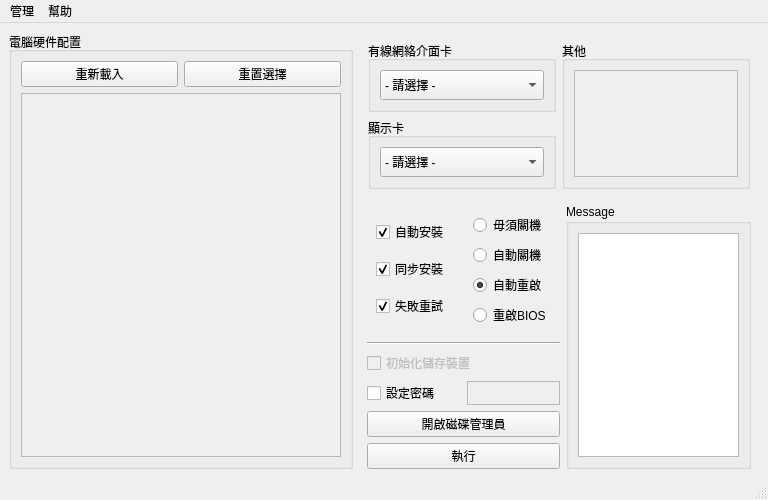
First picture: the form in src/ui/main.ui, repository SuperDumbTM/driver-box, before the edit.
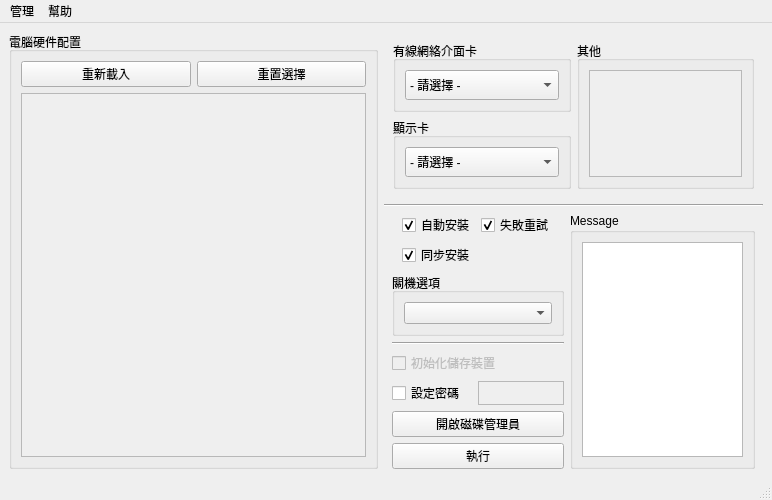
Second picture: the form after the edit.

Commit message: refactor: dropdown box to show halt options

The edit to the form file:
```diff
--- a/src/ui/main.ui
+++ b/src/ui/main.ui
@@ -9,8 +9,8 @@
    <rect>
     <x>0</x>
     <y>0</y>
-    <width>768</width>
-    <height>467</height>
+    <width>772</width>
+    <height>485</height>
    </rect>
   </property>
   <property name="sizePolicy">
@@ -119,8 +119,8 @@
                <rect>
                 <x>0</x>
                 <y>0</y>
-                <width>313</width>
-                <height>328</height>
+                <width>328</width>
+                <height>346</height>
                </rect>
               </property>
               <layout class="QVBoxLayout" name="verticalLayout_12">
@@ -319,7 +319,7 @@
                     <rect>
                      <x>0</x>
                      <y>0</y>
-                     <width>165</width>
+                     <width>160</width>
                      <height>101</height>
                     </rect>
                    </property>
@@ -343,6 +343,13 @@
           </layout>
          </widget>
         </item>
+        <item>
+         <widget class="Line" name="line_2">
+          <property name="orientation">
+           <enum>Qt::Horizontal</enum>
+          </property>
+         </widget>
+        </item>
         <item>
          <layout class="QHBoxLayout" name="lr_hbox" stretch="0,0">
           <property name="leftMargin">
@@ -354,23 +361,17 @@
           <item>
            <layout class="QVBoxLayout" name="install_option_vboc">
             <item>
-             <layout class="QGridLayout" name="exec_options_gridbox">
-              <property name="sizeConstraint">
-               <enum>QLayout::SetFixedSize</enum>
+             <layout class="QGridLayout" name="install_mode_options">
+              <property name="leftMargin">
+               <number>10</number>
+              </property>
+              <property name="rightMargin">
+               <number>10</number>
               </property>
               <property name="bottomMargin">
                <number>0</number>
               </property>
               <item row="0" column="0">
-               <widget class="QWidget" name="install_mode_options" native="true">
-                <property name="sizePolicy">
-                 <sizepolicy hsizetype="Preferred" vsizetype="Preferred">
-                  <horstretch>0</horstretch>
-                  <verstretch>0</verstretch>
-                 </sizepolicy>
-                </property>
-                <layout class="QVBoxLayout" name="verticalLayout_2">
-                 <item>
                   <widget class="QCheckBox" name="at_install_cb">
                    <property name="statusTip">
                     <string>自動安裝所有軀動。</string>
@@ -383,20 +384,7 @@
                    </property>
                   </widget>
                  </item>
-                 <item>
-                  <widget class="QCheckBox" name="async_install_cb">
-                   <property name="statusTip">
-                    <string>同時安裝所有軀動，有機會導致安裝失敗。</string>
-                   </property>
-                   <property name="text">
-                    <string>同步安裝</string>
-                   </property>
-                   <property name="checked">
-                    <bool>true</bool>
-                   </property>
-                  </widget>
-                 </item>
-                 <item>
+              <item row="0" column="1">
                   <widget class="QCheckBox" name="at_retry_cb">
                    <property name="statusTip">
                     <string>如有任何軀動程式以自動模式安裝失敗，將以手動模式重試。</string>
@@ -418,71 +406,32 @@
                    </property>
                   </widget>
                  </item>
-                </layout>
+              <item row="1" column="0">
+               <widget class="QCheckBox" name="async_install_cb">
+                <property name="statusTip">
+                 <string>同時安裝所有軀動，有機會導致安裝失敗。</string>
+                </property>
+                <property name="text">
+                 <string>同步安裝</string>
+                </property>
+                <property name="checked">
+                 <bool>true</bool>
+                </property>
                </widget>
               </item>
-              <item row="0" column="1">
-               <widget class="QWidget" name="halt_options" native="true">
+             </layout>
+            </item>
+            <item>
+             <widget class="QGroupBox" name="halt_option_group_box">
+              <property name="title">
+               <string>關機選項</string>
+              </property>
                 <layout class="QVBoxLayout" name="verticalLayout">
                  <item>
-                  <widget class="QRadioButton" name="at_nothing_rb">
-                   <property name="statusTip">
-                    <string>成功安裝所有軀動後不執行任何動作。</string>
-                   </property>
-                   <property name="whatsThis">
-                    <string/>
-                   </property>
-                   <property name="text">
-                    <string>毋須關機</string>
-                   </property>
-                  </widget>
-                 </item>
-                 <item>
-                  <widget class="QRadioButton" name="at_halt_rb">
-                   <property name="statusTip">
-                    <string>成功安裝所有軀動後自動關機。</string>
-                   </property>
-                   <property name="text">
-                    <string>自動關機</string>
-                   </property>
-                   <property name="checked">
-                    <bool>false</bool>
-                   </property>
-                   <property name="autoExclusive">
-                    <bool>true</bool>
-                   </property>
-                  </widget>
-                 </item>
-                 <item>
-                  <widget class="QRadioButton" name="at_reboot_rb">
-                   <property name="statusTip">
-                    <string>成功安裝所有軀動後自動重新開機。</string>
-                   </property>
-                   <property name="text">
-                    <string>自動重啟</string>
-                   </property>
-                   <property name="checked">
-                    <bool>true</bool>
-                   </property>
-                   <property name="autoExclusive">
-                    <bool>true</bool>
-                   </property>
-                  </widget>
-                 </item>
-                 <item>
-                  <widget class="QRadioButton" name="at_bios_rb">
-                   <property name="statusTip">
-                    <string>成功安裝所有軀動後自動重新開機並進入BIOS。</string>
-                   </property>
-                   <property name="text">
-                    <string>重啟BIOS</string>
-                   </property>
-                  </widget>
-                 </item>
-                </layout>
-               </widget>
-              </item>
-             </layout>
+                <widget class="QComboBox" name="halt_option_dropdown"/>
+               </item>
+              </layout>
+             </widget>
             </item>
             <item>
              <widget class="Line" name="line">
@@ -658,7 +607,7 @@
     <rect>
      <x>0</x>
      <y>0</y>
-     <width>768</width>
+     <width>772</width>
      <height>23</height>
     </rect>
    </property>
```
Lines whose indentation alone changed are shown as unchanged. The commit also changes 3 other files.
